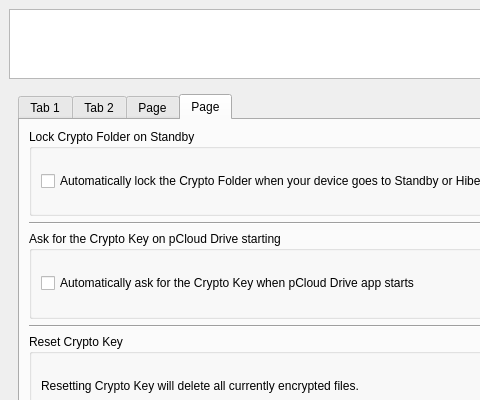
This is pcloudwindow.ui in pcloudcom/psyncgui as Qt 5 draws it before an edit; both pictures show x 0 to 480 and y 0 to 400 of the 838 by 507 pixel window. The edited form follows.
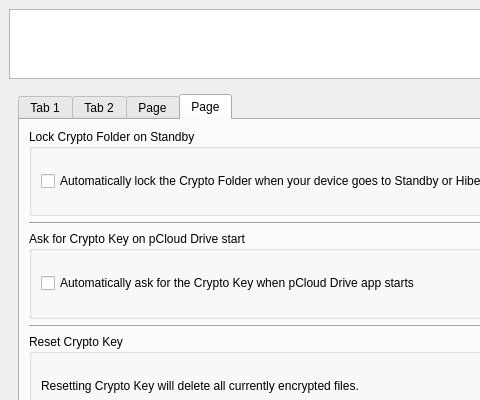
This is the edited form. The open tabs and pages were chosen to show the change. Icons and pictures are not drawn.

The edit to the form file:
```diff
--- a/pcloudwindow.ui
+++ b/pcloudwindow.ui
@@ -2783,7 +2783,7 @@
               <item>
                <widget class="QGroupBox" name="groupBoxCryptoAsk">
                 <property name="title">
-                 <string>Ask for the Crypto Key on pCloud Drive starting</string>
+                 <string>Ask for Crypto Key on pCloud Drive start</string>
                 </property>
                 <layout class="QVBoxLayout" name="verticalLayout_38">
                  <item>
```
Left out of the diff: 4 changed lines with no effect on the pictures.
